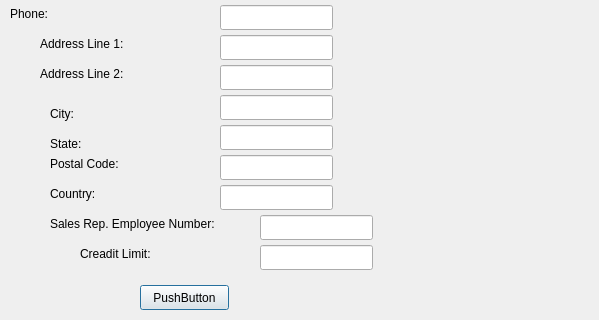
Old version of the form qt_app/form_customer.ui in the repository mehmetrizaoz/5_product_line_automation; both pictures show x 0 to 599 and y 145 to 465 of the 599 by 465 pixel window.
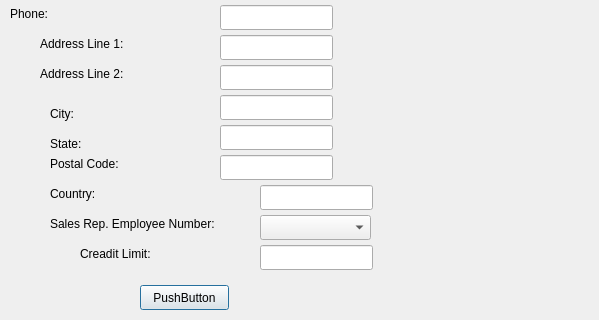
New version of the form.

The edit to the form file:
```diff
--- a/qt_app/form_customer.ui
+++ b/qt_app/form_customer.ui
@@ -243,18 +243,8 @@
   <widget class="QLineEdit" name="lineEdit_12">
    <property name="geometry">
     <rect>
-     <x>220</x>
-     <y>330</y>
-     <width>113</width>
-     <height>25</height>
-    </rect>
-   </property>
-  </widget>
-  <widget class="QLineEdit" name="lineEdit_13">
-   <property name="geometry">
-    <rect>
      <x>260</x>
-     <y>360</y>
+     <y>330</y>
      <width>113</width>
      <height>25</height>
     </rect>
@@ -348,6 +338,16 @@
     <string>Creadit Limit:</string>
    </property>
   </widget>
+  <widget class="QComboBox" name="comboBox">
+   <property name="geometry">
+    <rect>
+     <x>260</x>
+     <y>360</y>
+     <width>111</width>
+     <height>25</height>
+    </rect>
+   </property>
+  </widget>
  </widget>
  <resources/>
  <connections/>
```
